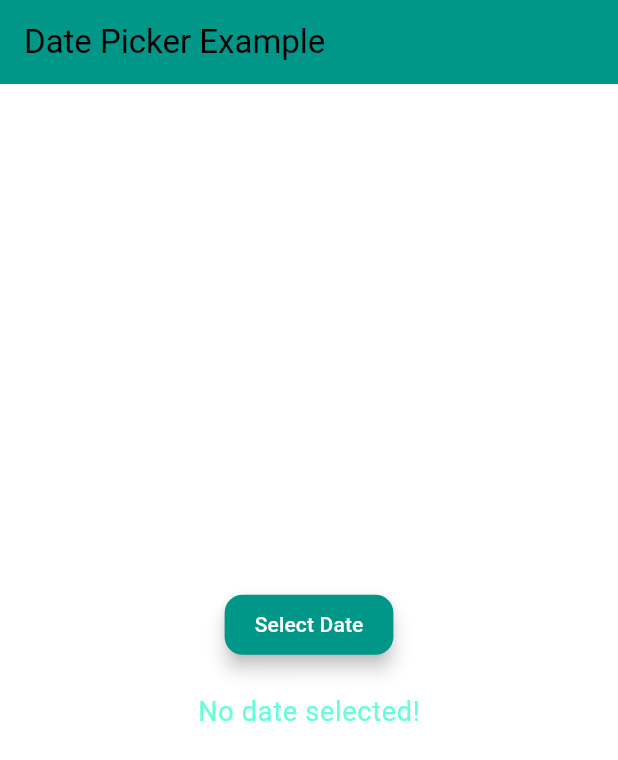
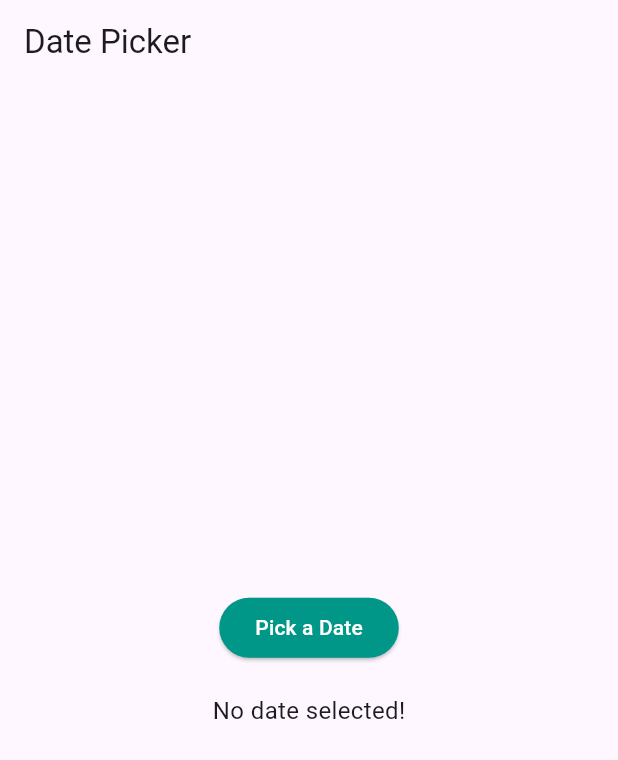
Before and after one commit to venushekhat/Flutter, a Flutter app: the screen it shows after launch, on a phone screen of 412 x 824 dp. Shown: the top 760 px of the screen. Run offline on Flutter 3.47's test engine with Material 3 defaults, Android fonts, the phone set to English and light mode, and no system bars; our stand-ins replace fluttertoast, lottie, sleek_circular_slider.

Commit message:
Update main.dart

```diff
--- a/Module4/project18/lib/main.dart
+++ b/Module4/project18/lib/main.dart
@@ -11,28 +11,13 @@
   Widget build(BuildContext context) {
     return MaterialApp(
       theme: ThemeData(
-        buttonTheme: const ButtonThemeData(
-          buttonColor: Colors.teal,
-          textTheme: ButtonTextTheme.primary,
-        ),
-        textTheme: const TextTheme(
-          displayLarge: TextStyle(
-              fontSize: 36.0, fontWeight: FontWeight.bold, color: Colors.teal),
-          bodyLarge: TextStyle(fontSize: 18.0, color: Colors.tealAccent),
-        ),
+        primarySwatch: Colors.teal,
         elevatedButtonTheme: ElevatedButtonThemeData(
           style: ElevatedButton.styleFrom(
+            backgroundColor: Colors.teal,
             foregroundColor: Colors.white,
-            backgroundColor: Colors.teal, // Button text color
-            padding: const EdgeInsets.symmetric(horizontal: 20, vertical: 10),
-            shape: RoundedRectangleBorder(
-              borderRadius: BorderRadius.circular(12), // Rounded corners
-            ),
-            elevation: 5,
           ),
         ),
-        colorScheme: ColorScheme.fromSwatch(primarySwatch: Colors.teal)
-            .copyWith(secondary: Colors.orange),
       ),
       home: const DatePickerScreen(),
     );
@@ -49,15 +34,15 @@
 class _DatePickerScreenState extends State<DatePickerScreen> {
   DateTime? _selectedDate;
 
-  Future<void> _selectDate(BuildContext context) async {
-    final DateTime? pickedDate = await showDatePicker(
+  void _pickDate() async {
+    final pickedDate = await showDatePicker(
       context: context,
       initialDate: DateTime.now(),
       firstDate: DateTime(2000),
-      lastDate: DateTime(2101),
+      lastDate: DateTime(2100),
     );
 
-    if (pickedDate != null && pickedDate != _selectedDate) {
+    if (pickedDate != null) {
       setState(() {
         _selectedDate = pickedDate;
       });
@@ -68,23 +53,22 @@
   Widget build(BuildContext context) {
     return Scaffold(
       appBar: AppBar(
-        title: const Text('Date Picker Example'),
-        backgroundColor: Colors.teal, // AppBar background color
+        title: const Text('Date Picker'),
       ),
       body: Center(
         child: Column(
           mainAxisAlignment: MainAxisAlignment.center,
-          children: <Widget>[
+          children: [
             ElevatedButton(
-              onPressed: () => _selectDate(context),
-              child: const Text('Select Date'),
+              onPressed: _pickDate,
+              child: const Text('Pick a Date'),
             ),
             const SizedBox(height: 20),
             Text(
               _selectedDate == null
                   ? 'No date selected!'
                   : 'Selected Date: ${_selectedDate!.toLocal().toString().split(' ')[0]}',
-              style: Theme.of(context).textTheme.bodyLarge,
+              style: const TextStyle(fontSize: 16),
             ),
           ],
         ),
```
